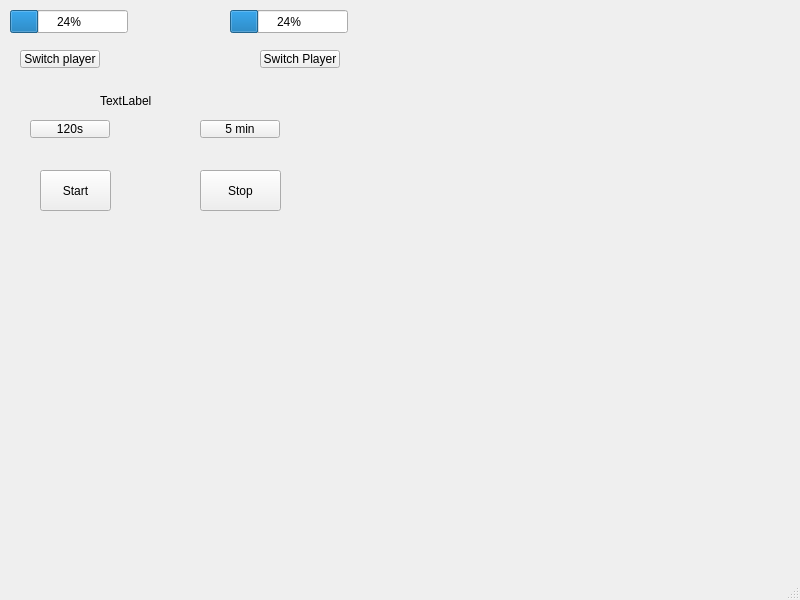
EemeliKangas/OO2026vkt_Eemeli_Kangas, file Viikko 8/viikkotehtava8/mainwindow.ui: the form before one commit.
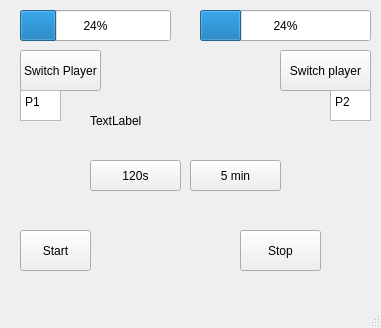
The form after the commit.

The edit to the form file:
```diff
--- a/Viikko 8/viikkotehtava8/mainwindow.ui
+++ b/Viikko 8/viikkotehtava8/mainwindow.ui
@@ -6,8 +6,8 @@
    <rect>
     <x>0</x>
     <y>0</y>
-    <width>800</width>
-    <height>600</height>
+    <width>381</width>
+    <height>328</height>
    </rect>
   </property>
   <property name="windowTitle">
@@ -17,8 +17,8 @@
    <widget class="QPushButton" name="start">
     <property name="geometry">
      <rect>
-      <x>40</x>
-      <y>170</y>
+      <x>20</x>
+      <y>230</y>
       <width>71</width>
       <height>41</height>
      </rect>
@@ -30,8 +30,8 @@
    <widget class="QPushButton" name="stop">
     <property name="geometry">
      <rect>
-      <x>200</x>
-      <y>170</y>
+      <x>240</x>
+      <y>230</y>
       <width>81</width>
       <height>41</height>
      </rect>
@@ -43,10 +43,10 @@
    <widget class="QPushButton" name="sec">
     <property name="geometry">
      <rect>
-      <x>30</x>
-      <y>120</y>
-      <width>80</width>
-      <height>18</height>
+      <x>90</x>
+      <y>160</y>
+      <width>91</width>
+      <height>31</height>
      </rect>
     </property>
     <property name="text">
@@ -56,10 +56,10 @@
    <widget class="QPushButton" name="min">
     <property name="geometry">
      <rect>
-      <x>200</x>
-      <y>120</y>
-      <width>80</width>
-      <height>18</height>
+      <x>190</x>
+      <y>160</y>
+      <width>91</width>
+      <height>31</height>
      </rect>
     </property>
     <property name="text">
@@ -69,10 +69,10 @@
    <widget class="QLabel" name="label">
     <property name="geometry">
      <rect>
-      <x>100</x>
+      <x>90</x>
       <y>90</y>
-      <width>141</width>
-      <height>21</height>
+      <width>191</width>
+      <height>61</height>
      </rect>
     </property>
     <property name="text">
@@ -82,10 +82,10 @@
    <widget class="QPushButton" name="switch1">
     <property name="geometry">
      <rect>
-      <x>260</x>
+      <x>20</x>
       <y>50</y>
-      <width>80</width>
-      <height>18</height>
+      <width>81</width>
+      <height>41</height>
      </rect>
     </property>
     <property name="text">
@@ -95,10 +95,10 @@
    <widget class="QPushButton" name="switch2">
     <property name="geometry">
      <rect>
-      <x>20</x>
+      <x>280</x>
       <y>50</y>
-      <width>80</width>
-      <height>18</height>
+      <width>91</width>
+      <height>41</height>
      </rect>
     </property>
     <property name="text">
@@ -108,10 +108,10 @@
    <widget class="QProgressBar" name="pbar2">
     <property name="geometry">
      <rect>
-      <x>10</x>
+      <x>200</x>
       <y>10</y>
-      <width>118</width>
-      <height>23</height>
+      <width>171</width>
+      <height>31</height>
      </rect>
     </property>
     <property name="value">
@@ -121,16 +121,56 @@
    <widget class="QProgressBar" name="pbar1">
     <property name="geometry">
      <rect>
-      <x>230</x>
+      <x>20</x>
       <y>10</y>
-      <width>118</width>
-      <height>23</height>
+      <width>151</width>
+      <height>31</height>
      </rect>
     </property>
     <property name="value">
      <number>24</number>
     </property>
    </widget>
+   <widget class="QTextEdit" name="textEdit">
+    <property name="geometry">
+     <rect>
+      <x>20</x>
+      <y>90</y>
+      <width>41</width>
+      <height>31</height>
+     </rect>
+    </property>
+    <property name="html">
+     <string>&lt;!DOCTYPE HTML PUBLIC &quot;-//W3C//DTD HTML 4.0//EN&quot; &quot;http://www.w3.org/TR/REC-html40/strict.dtd&quot;&gt;
+&lt;html&gt;&lt;head&gt;&lt;meta name=&quot;qrichtext&quot; content=&quot;1&quot; /&gt;&lt;meta charset=&quot;utf-8&quot; /&gt;&lt;style type=&quot;text/css&quot;&gt;
+p, li { white-space: pre-wrap; }
+hr { height: 1px; border-width: 0; }
+li.unchecked::marker { content: &quot;\2610&quot;; }
+li.checked::marker { content: &quot;\2612&quot;; }
+&lt;/style&gt;&lt;/head&gt;&lt;body style=&quot; font-family:'Segoe UI'; font-size:9pt; font-weight:400; font-style:normal;&quot;&gt;
+&lt;p style=&quot; margin-top:0px; margin-bottom:0px; margin-left:0px; margin-right:0px; -qt-block-indent:0; text-indent:0px;&quot;&gt;P1&lt;/p&gt;&lt;/body&gt;&lt;/html&gt;</string>
+    </property>
+   </widget>
+   <widget class="QTextEdit" name="textEdit_2">
+    <property name="geometry">
+     <rect>
+      <x>330</x>
+      <y>90</y>
+      <width>41</width>
+      <height>31</height>
+     </rect>
+    </property>
+    <property name="html">
+     <string>&lt;!DOCTYPE HTML PUBLIC &quot;-//W3C//DTD HTML 4.0//EN&quot; &quot;http://www.w3.org/TR/REC-html40/strict.dtd&quot;&gt;
+&lt;html&gt;&lt;head&gt;&lt;meta name=&quot;qrichtext&quot; content=&quot;1&quot; /&gt;&lt;meta charset=&quot;utf-8&quot; /&gt;&lt;style type=&quot;text/css&quot;&gt;
+p, li { white-space: pre-wrap; }
+hr { height: 1px; border-width: 0; }
+li.unchecked::marker { content: &quot;\2610&quot;; }
+li.checked::marker { content: &quot;\2612&quot;; }
+&lt;/style&gt;&lt;/head&gt;&lt;body style=&quot; font-family:'Segoe UI'; font-size:9pt; font-weight:400; font-style:normal;&quot;&gt;
+&lt;p style=&quot; margin-top:0px; margin-bottom:0px; margin-left:0px; margin-right:0px; -qt-block-indent:0; text-indent:0px;&quot;&gt;P2&lt;/p&gt;&lt;/body&gt;&lt;/html&gt;</string>
+    </property>
+   </widget>
   </widget>
   <widget class="QMenuBar" name="menubar">
    <property name="geometry">
```
Left out of the diff: 4 changed lines with no effect on the pictures.
